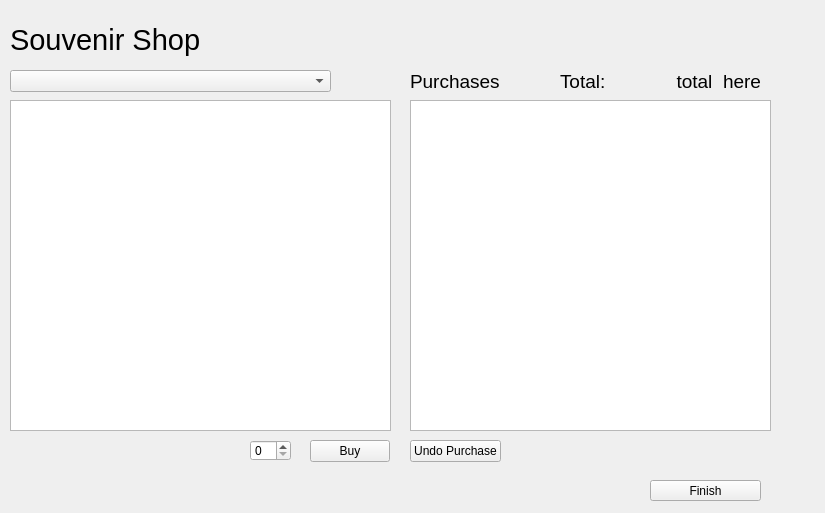
The window that StadiumTourProject/souvenirshop.ui (joeyCampbelll/CS1D-Project-2) describes before a commit, drawn with Qt 5.
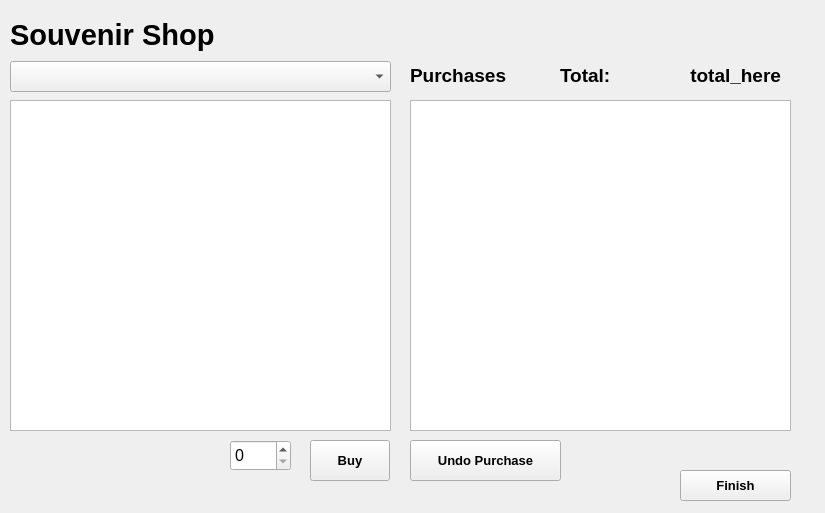
The same window after the commit.

The edit to the form file:
```diff
--- a/StadiumTourProject/souvenirshop.ui
+++ b/StadiumTourProject/souvenirshop.ui
@@ -28,10 +28,17 @@
     <rect>
      <x>10</x>
      <y>10</y>
-     <width>211</width>
-     <height>61</height>
+     <width>311</width>
+     <height>51</height>
     </rect>
    </property>
+   <property name="font">
+    <font>
+     <pointsize>20</pointsize>
+     <weight>75</weight>
+     <bold>true</bold>
+    </font>
+   </property>
    <property name="text">
     <string>&lt;html&gt;&lt;head/&gt;&lt;body&gt;&lt;p&gt;&lt;span style=&quot; font-size:22pt;&quot;&gt;Souvenir Shop&lt;/span&gt;&lt;/p&gt;&lt;/body&gt;&lt;/html&gt;</string>
    </property>
@@ -39,22 +46,34 @@
   <widget class="QSpinBox" name="quantitySpinBox">
    <property name="geometry">
     <rect>
-     <x>250</x>
+     <x>230</x>
      <y>440</y>
-     <width>41</width>
-     <height>21</height>
+     <width>61</width>
+     <height>31</height>
     </rect>
    </property>
+   <property name="font">
+    <font>
+     <pointsize>12</pointsize>
+    </font>
+   </property>
   </widget>
   <widget class="QLabel" name="label_3">
    <property name="geometry">
     <rect>
      <x>560</x>
-     <y>70</y>
+     <y>60</y>
      <width>121</width>
-     <height>21</height>
+     <height>31</height>
     </rect>
    </property>
+   <property name="font">
+    <font>
+     <pointsize>12</pointsize>
+     <weight>75</weight>
+     <bold>true</bold>
+    </font>
+   </property>
    <property name="text">
     <string>&lt;html&gt;&lt;head/&gt;&lt;body&gt;&lt;p&gt;&lt;span style=&quot; font-size:14pt;&quot;&gt;Total:&lt;/span&gt;&lt;/p&gt;&lt;/body&gt;&lt;/html&gt;</string>
    </property>
@@ -62,12 +81,19 @@
   <widget class="QLabel" name="updateTotalPrice">
    <property name="geometry">
     <rect>
-     <x>620</x>
-     <y>70</y>
+     <x>640</x>
+     <y>60</y>
      <width>141</width>
-     <height>21</height>
+     <height>31</height>
     </rect>
    </property>
+   <property name="font">
+    <font>
+     <pointsize>12</pointsize>
+     <weight>75</weight>
+     <bold>true</bold>
+    </font>
+   </property>
    <property name="text">
     <string>&lt;html&gt;&lt;head/&gt;&lt;body&gt;&lt;p align=&quot;right&quot;&gt;&lt;span style=&quot; font-size:14pt;&quot;&gt;total_here&lt;/span&gt;&lt;/p&gt;&lt;/body&gt;&lt;/html&gt;</string>
    </property>
@@ -75,12 +101,19 @@
   <widget class="QPushButton" name="finishButton">
    <property name="geometry">
     <rect>
-     <x>650</x>
-     <y>480</y>
+     <x>680</x>
+     <y>470</y>
      <width>111</width>
-     <height>21</height>
+     <height>31</height>
     </rect>
    </property>
+   <property name="font">
+    <font>
+     <pointsize>10</pointsize>
+     <weight>75</weight>
+     <bold>true</bold>
+    </font>
+   </property>
    <property name="text">
     <string>Finish</string>
    </property>
@@ -91,9 +124,16 @@
      <x>310</x>
      <y>440</y>
      <width>80</width>
-     <height>22</height>
+     <height>41</height>
     </rect>
    </property>
+   <property name="font">
+    <font>
+     <pointsize>10</pointsize>
+     <weight>75</weight>
+     <bold>true</bold>
+    </font>
+   </property>
    <property name="text">
     <string>Buy</string>
    </property>
@@ -103,10 +143,17 @@
     <rect>
      <x>410</x>
      <y>440</y>
-     <width>91</width>
-     <height>22</height>
+     <width>151</width>
+     <height>41</height>
     </rect>
    </property>
+   <property name="font">
+    <font>
+     <pointsize>10</pointsize>
+     <weight>75</weight>
+     <bold>true</bold>
+    </font>
+   </property>
    <property name="text">
     <string>Undo Purchase</string>
    </property>
@@ -115,21 +162,33 @@
    <property name="geometry">
     <rect>
      <x>10</x>
-     <y>70</y>
-     <width>321</width>
-     <height>22</height>
+     <y>61</y>
+     <width>381</width>
+     <height>31</height>
     </rect>
    </property>
+   <property name="font">
+    <font>
+     <pointsize>12</pointsize>
+    </font>
+   </property>
   </widget>
   <widget class="QLabel" name="label_2">
    <property name="geometry">
     <rect>
      <x>410</x>
-     <y>70</y>
-     <width>121</width>
-     <height>21</height>
+     <y>60</y>
+     <width>141</width>
+     <height>31</height>
     </rect>
    </property>
+   <property name="font">
+    <font>
+     <pointsize>12</pointsize>
+     <weight>75</weight>
+     <bold>true</bold>
+    </font>
+   </property>
    <property name="text">
     <string>&lt;html&gt;&lt;head/&gt;&lt;body&gt;&lt;p&gt;&lt;span style=&quot; font-size:14pt;&quot;&gt;Purchases&lt;/span&gt;&lt;/p&gt;&lt;/body&gt;&lt;/html&gt;</string>
    </property>
@@ -139,10 +198,15 @@
     <rect>
      <x>410</x>
      <y>100</y>
-     <width>361</width>
+     <width>381</width>
      <height>331</height>
     </rect>
    </property>
+   <property name="font">
+    <font>
+     <pointsize>11</pointsize>
+    </font>
+   </property>
   </widget>
  </widget>
  <resources/>
```
